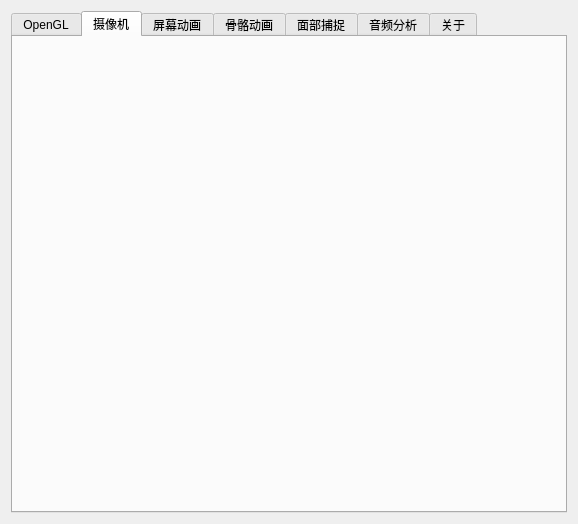
The window that src/ui/ConfigWidget.ui (chuigda/Project-WG) describes before a commit, drawn with Qt 5.
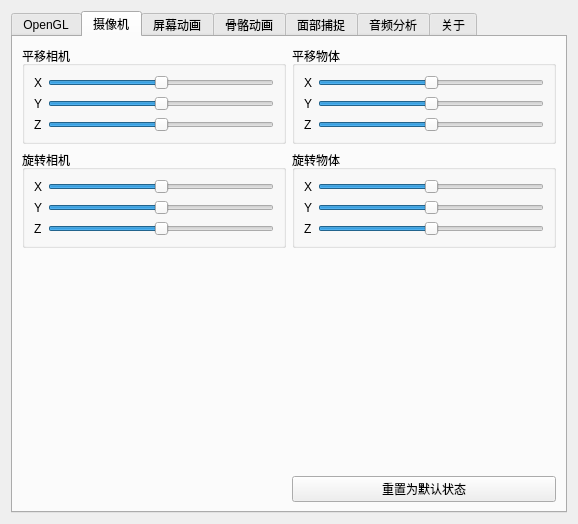
The same window after the commit. The open tabs and pages were chosen to show the change.

Patch:
```diff
--- a/src/ui/ConfigWidget.ui
+++ b/src/ui/ConfigWidget.ui
@@ -356,6 +356,365 @@
       <attribute name="title">
        <string>摄像机</string>
       </attribute>
+      <layout class="QGridLayout" name="gridLayout_2">
+       <item row="2" column="0">
+        <spacer name="verticalSpacer_2">
+         <property name="orientation">
+          <enum>Qt::Vertical</enum>
+         </property>
+         <property name="sizeHint" stdset="0">
+          <size>
+           <width>20</width>
+           <height>40</height>
+          </size>
+         </property>
+        </spacer>
+       </item>
+       <item row="0" column="0">
+        <widget class="QGroupBox" name="cameraMoveBox">
+         <property name="title">
+          <string>平移相机</string>
+         </property>
+         <layout class="QVBoxLayout" name="verticalLayout_4">
+          <item>
+           <layout class="QHBoxLayout" name="horizontalLayout_6">
+            <item>
+             <widget class="QLabel" name="labelX1">
+              <property name="text">
+               <string>X</string>
+              </property>
+             </widget>
+            </item>
+            <item>
+             <widget class="QSlider" name="cameraXSlider">
+              <property name="minimum">
+               <number>-100</number>
+              </property>
+              <property name="maximum">
+               <number>100</number>
+              </property>
+              <property name="orientation">
+               <enum>Qt::Horizontal</enum>
+              </property>
+             </widget>
+            </item>
+           </layout>
+          </item>
+          <item>
+           <layout class="QHBoxLayout" name="horizontalLayout_7">
+            <item>
+             <widget class="QLabel" name="labelY1">
+              <property name="text">
+               <string>Y</string>
+              </property>
+             </widget>
+            </item>
+            <item>
+             <widget class="QSlider" name="cameraYSlider">
+              <property name="minimum">
+               <number>-100</number>
+              </property>
+              <property name="maximum">
+               <number>100</number>
+              </property>
+              <property name="orientation">
+               <enum>Qt::Horizontal</enum>
+              </property>
+             </widget>
+            </item>
+           </layout>
+          </item>
+          <item>
+           <layout class="QHBoxLayout" name="horizontalLayout_8">
+            <item>
+             <widget class="QLabel" name="labelZ1">
+              <property name="text">
+               <string>Z</string>
+              </property>
+             </widget>
+            </item>
+            <item>
+             <widget class="QSlider" name="cameraZSlider">
+              <property name="minimum">
+               <number>-100</number>
+              </property>
+              <property name="maximum">
+               <number>100</number>
+              </property>
+              <property name="orientation">
+               <enum>Qt::Horizontal</enum>
+              </property>
+             </widget>
+            </item>
+           </layout>
+          </item>
+         </layout>
+        </widget>
+       </item>
+       <item row="0" column="1">
+        <widget class="QGroupBox" name="entityMoveBox">
+         <property name="title">
+          <string>平移物体</string>
+         </property>
+         <layout class="QVBoxLayout" name="verticalLayout_3">
+          <item>
+           <layout class="QHBoxLayout" name="horizontalLayout_9">
+            <item>
+             <widget class="QLabel" name="labelX2">
+              <property name="text">
+               <string>X</string>
+              </property>
+             </widget>
+            </item>
+            <item>
+             <widget class="QSlider" name="entityXSlider">
+              <property name="minimum">
+               <number>-100</number>
+              </property>
+              <property name="maximum">
+               <number>100</number>
+              </property>
+              <property name="orientation">
+               <enum>Qt::Horizontal</enum>
+              </property>
+             </widget>
+            </item>
+           </layout>
+          </item>
+          <item>
+           <layout class="QHBoxLayout" name="horizontalLayout_10">
+            <item>
+             <widget class="QLabel" name="labelY2">
+              <property name="text">
+               <string>Y</string>
+              </property>
+             </widget>
+            </item>
+            <item>
+             <widget class="QSlider" name="entityYSlider">
+              <property name="minimum">
+               <number>-100</number>
+              </property>
+              <property name="maximum">
+               <number>100</number>
+              </property>
+              <property name="orientation">
+               <enum>Qt::Horizontal</enum>
+              </property>
+             </widget>
+            </item>
+           </layout>
+          </item>
+          <item>
+           <layout class="QHBoxLayout" name="horizontalLayout_11">
+            <item>
+             <widget class="QLabel" name="labelZ2">
+              <property name="text">
+               <string>Z</string>
+              </property>
+             </widget>
+            </item>
+            <item>
+             <widget class="QSlider" name="entityZSlider">
+              <property name="minimum">
+               <number>-100</number>
+              </property>
+              <property name="maximum">
+               <number>100</number>
+              </property>
+              <property name="orientation">
+               <enum>Qt::Horizontal</enum>
+              </property>
+             </widget>
+            </item>
+           </layout>
+          </item>
+         </layout>
+        </widget>
+       </item>
+       <item row="1" column="0">
+        <widget class="QGroupBox" name="cameraRotateBox">
+         <property name="title">
+          <string>旋转相机</string>
+         </property>
+         <layout class="QVBoxLayout" name="verticalLayout_5">
+          <item>
+           <layout class="QHBoxLayout" name="horizontalLayout_12">
+            <item>
+             <widget class="QLabel" name="labelX1_2">
+              <property name="text">
+               <string>X</string>
+              </property>
+             </widget>
+            </item>
+            <item>
+             <widget class="QSlider" name="cameraXAngleSlider">
+              <property name="minimum">
+               <number>-360</number>
+              </property>
+              <property name="maximum">
+               <number>360</number>
+              </property>
+              <property name="orientation">
+               <enum>Qt::Horizontal</enum>
+              </property>
+             </widget>
+            </item>
+           </layout>
+          </item>
+          <item>
+           <layout class="QHBoxLayout" name="horizontalLayout_13">
+            <item>
+             <widget class="QLabel" name="labelY1_2">
+              <property name="text">
+               <string>Y</string>
+              </property>
+             </widget>
+            </item>
+            <item>
+             <widget class="QSlider" name="cameraYAngleSlider">
+              <property name="minimum">
+               <number>-360</number>
+              </property>
+              <property name="maximum">
+               <number>360</number>
+              </property>
+              <property name="orientation">
+               <enum>Qt::Horizontal</enum>
+              </property>
+             </widget>
+            </item>
+           </layout>
+          </item>
+          <item>
+           <layout class="QHBoxLayout" name="horizontalLayout_14">
+            <item>
+             <widget class="QLabel" name="labelZ1_2">
+              <property name="text">
+               <string>Z</string>
+              </property>
+             </widget>
+            </item>
+            <item>
+             <widget class="QSlider" name="cameraZAngleSlider">
+              <property name="minimum">
+               <number>-360</number>
+              </property>
+              <property name="maximum">
+               <number>360</number>
+              </property>
+              <property name="orientation">
+               <enum>Qt::Horizontal</enum>
+              </property>
+             </widget>
+            </item>
+           </layout>
+          </item>
+         </layout>
+        </widget>
+       </item>
+       <item row="2" column="1">
+        <spacer name="verticalSpacer">
+         <property name="orientation">
+          <enum>Qt::Vertical</enum>
+         </property>
+         <property name="sizeHint" stdset="0">
+          <size>
+           <width>20</width>
+           <height>40</height>
+          </size>
+         </property>
+        </spacer>
+       </item>
+       <item row="4" column="1">
+        <widget class="QPushButton" name="resetTransButton">
+         <property name="text">
+          <string>重置为默认状态</string>
+         </property>
+        </widget>
+       </item>
+       <item row="1" column="1">
+        <widget class="QGroupBox" name="entityRotateBox">
+         <property name="title">
+          <string>旋转物体</string>
+         </property>
+         <layout class="QVBoxLayout" name="verticalLayout_6">
+          <item>
+           <layout class="QHBoxLayout" name="horizontalLayout_15">
+            <item>
+             <widget class="QLabel" name="labelX2_2">
+              <property name="text">
+               <string>X</string>
+              </property>
+             </widget>
+            </item>
+            <item>
+             <widget class="QSlider" name="entityXAngleSlider">
+              <property name="minimum">
+               <number>-360</number>
+              </property>
+              <property name="maximum">
+               <number>360</number>
+              </property>
+              <property name="orientation">
+               <enum>Qt::Horizontal</enum>
+              </property>
+             </widget>
+            </item>
+           </layout>
+          </item>
+          <item>
+           <layout class="QHBoxLayout" name="horizontalLayout_16">
+            <item>
+             <widget class="QLabel" name="labelY2_2">
+              <property name="text">
+               <string>Y</string>
+              </property>
+             </widget>
+            </item>
+            <item>
+             <widget class="QSlider" name="entityYAngleSlider">
+              <property name="minimum">
+               <number>-360</number>
+              </property>
+              <property name="maximum">
+               <number>360</number>
+              </property>
+              <property name="orientation">
+               <enum>Qt::Horizontal</enum>
+              </property>
+             </widget>
+            </item>
+           </layout>
+          </item>
+          <item>
+           <layout class="QHBoxLayout" name="horizontalLayout_17">
+            <item>
+             <widget class="QLabel" name="labelZ2_2">
+              <property name="text">
+               <string>Z</string>
+              </property>
+             </widget>
+            </item>
+            <item>
+             <widget class="QSlider" name="entityZAngleSlider">
+              <property name="minimum">
+               <number>-360</number>
+              </property>
+              <property name="maximum">
+               <number>360</number>
+              </property>
+              <property name="orientation">
+               <enum>Qt::Horizontal</enum>
+              </property>
+             </widget>
+            </item>
+           </layout>
+          </item>
+         </layout>
+        </widget>
+       </item>
+      </layout>
      </widget>
      <widget class="QWidget" name="faceAnimationTab">
       <attribute name="title">
```
Left out of the diff: 9 changed lines with no effect on the pictures.
